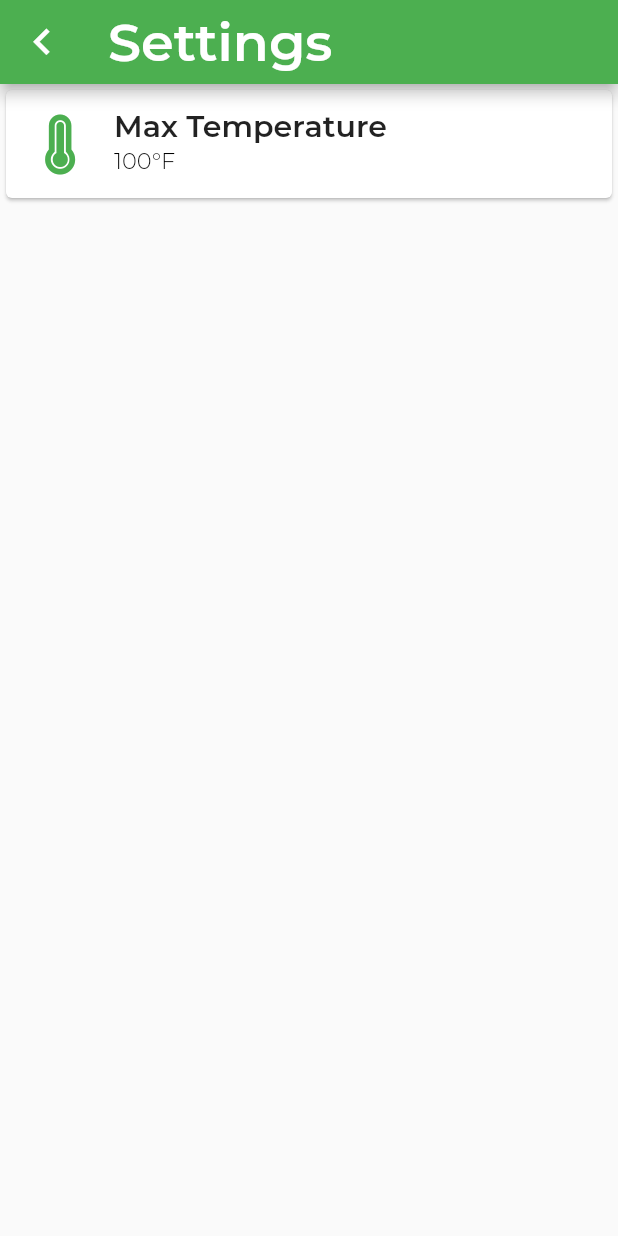
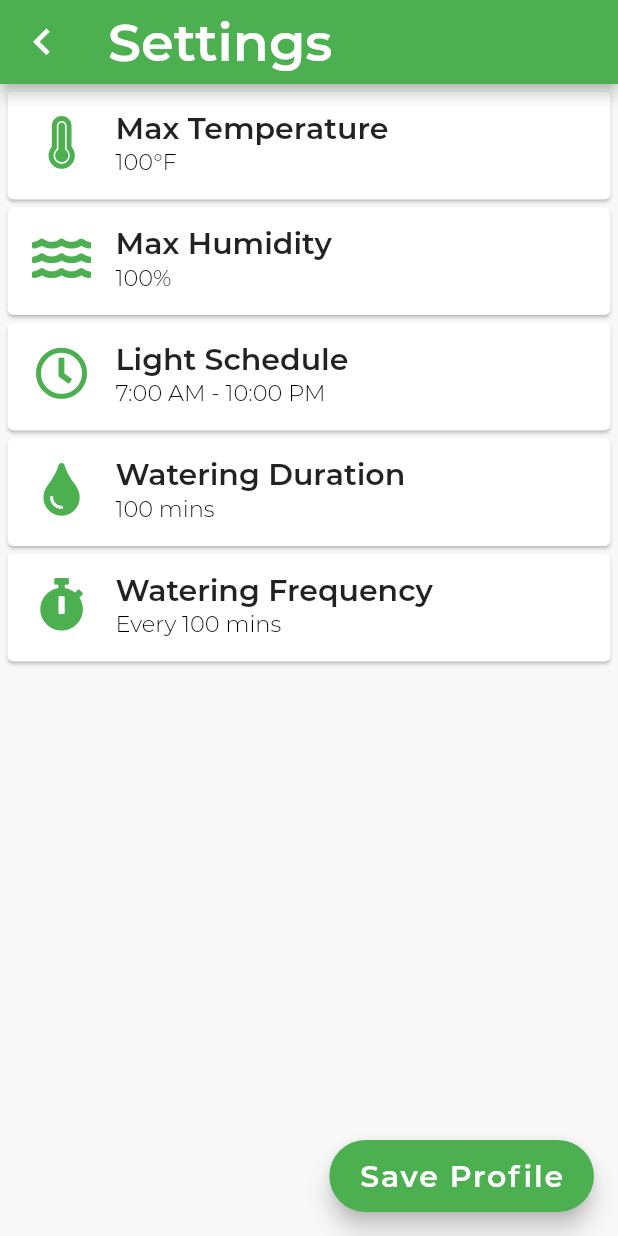
Before and after one commit to Senior-Design-ZotPonics/ZotPonicsMobileAppv3, a Flutter app: the screen it shows after launch, after a tap on the "settings" icon, on a phone screen of 412 x 824 dp. Run offline on Flutter 3.47's test engine with Material 2 defaults, Android fonts, the phone set to English and light mode, and no system bars; our stand-ins replace font_awesome_flutter; project files that could hold a hidden picture were left out.

Commit message:
Reformatted code, made general dialog widget, added more setting items and Save Profile button

```diff
--- a/lib/homePage.dart
+++ b/lib/homePage.dart
@@ -3,9 +3,12 @@ import 'package:font_awesome_flutter/font_awesome_flutter.dart';
 import 'infoCard.dart';
 import 'settingsPage.dart';
 
+///Main page of the app
+
 class HomePage extends StatelessWidget {
   final String _font;
 
+  ///Constructor
   HomePage(this._font);
 
   @override
@@ -14,15 +17,18 @@ class HomePage extends StatelessWidget {
         ///Off-white background
         backgroundColor: const Color(0xFFF8F8F8),
         appBar: PreferredSize(
-          preferredSize: Size.fromHeight(70.0), ///Modifies height of AppBar
+            ///Modifies height of AppBar
+            preferredSize: Size.fromHeight(70.0),
             child: AppBar(
-            title: Text('ZotPonics',
+                title: Text(
+                    'ZotPonics',
                     style: TextStyle(
                         height: 2,
                         fontFamily: _font,
                         fontWeight: FontWeight.w700,
                         fontSize: 40.0,
-                    color: Colors.white)),
+                        color: Colors.white)
+                ),
                 actions: [
                   ///Settings button
                   Padding(
@@ -34,8 +40,9 @@ class HomePage extends StatelessWidget {
                         onPressed: () {
                           ///Go to settings page
                           Navigator.of(context).push(MaterialPageRoute(builder: (context) => SettingsPage(_font)));
-                    },
-                  ))
+                        }
+                      )
+                  )
                 ],
             ),
         ),
@@ -49,6 +56,8 @@ class HomePage extends StatelessWidget {
               InfoCard('ON', 'Lights', Colors.yellow, FontAwesomeIcons.lightbulb),
               InfoCard('6.2 cm', 'Plant Height', Colors.lightGreen, FontAwesomeIcons.leaf),
               InfoCard('17:00', 'Last Watered', Colors.lightBlue, FontAwesomeIcons.clock)
-            ]));
+            ]
+        )
+    );
   }
 }
--- /dev/null
+++ b/lib/saveProfileButton.dart
@@ -0,0 +1,62 @@
+import 'package:flutter/material.dart';
+import 'textWidget.dart';
+import 'inputDialog.dart';
+
+///Display floating save profile button
+
+class SaveProfileButton extends StatefulWidget {
+  final String _font;
+
+  ///Constructor
+  SaveProfileButton(this._font);
+
+  @override
+  State<StatefulWidget> createState() => _SaveProfileButton(_font);
+}
+
+///States allow us to change variables dynamically
+class _SaveProfileButton extends State<SaveProfileButton> {
+  final String _font;
+  String _name;
+
+  ///Constructor
+  _SaveProfileButton(this._font);
+
+  @override
+  Widget build(BuildContext context) {
+    return FloatingActionButton.extended(
+        label: TextWidget(
+            'Save Profile',
+            _font,
+            Colors.white,
+            FontWeight.w600,
+            20.0
+        ),
+        onPressed: () {
+          ///When button pressed, display input dialog
+          showDialog<String>(
+              context: context,
+              barrierDismissible: false,
+              builder: (BuildContext context) {
+                ///String input dialog
+                return InputDialog('Save Profile As', _font, false);
+              }).then((returnName) {
+                if (returnName != null) {
+                  setState(() { _name = returnName; });
+                  ///Show bar on bottom of screen confirming entry
+                  Scaffold.of(context).showSnackBar(
+                      SnackBar(
+                          shape: RoundedRectangleBorder(
+                              borderRadius: BorderRadius.only(topLeft: Radius.circular(10.0), topRight: Radius.circular(10.0))
+                          ),
+                          duration: Duration(seconds: 3),
+                          content: Text('Saved as $_name')
+                      )
+                  );
+                }
+              }
+          );
+        }
+    );
+  }
+}
--- /dev/null
+++ b/lib/settingItem.dart
@@ -0,0 +1,77 @@
+import 'package:flutter/material.dart';
+import 'textWidget.dart';
+import 'inputDialog.dart';
+
+///Display general listing on the settings menu
+
+class SettingItem extends StatefulWidget {
+  final String _title;
+  final String prefix;
+  final String suffix;
+  final IconData _icon;
+  final String _font;
+
+  ///Constructor
+  SettingItem(this._title, this._icon, this._font, {this.prefix = '', this.suffix = ''});
+
+  @override
+  State<StatefulWidget> createState() => _SettingItem(_title, prefix, suffix, _icon, _font);
+}
+
+///States allow us to change variables dynamically
+class _SettingItem extends State<SettingItem> {
+  final String _title;
+  final String _prefix;
+  final String _suffix;
+  final IconData _icon;
+  final String _font;
+
+  String _value = '100';
+
+  ///Constructor
+  _SettingItem(this._title, this._prefix, this._suffix, this._icon, this._font);
+
+  @override
+  Widget build(BuildContext context) {
+    return Card(
+        margin: EdgeInsets.only(top: 5.0, left: 5.0, right: 5.0),
+        child: ListTile(
+            ///Icon
+            leading: Container(
+                height: 35.0,
+                width: 40.0,
+                child: Icon(_icon, color: Colors.green, size: 35.0)
+            ),
+            title: TextWidget(
+                _title,
+                _font,
+                Colors.black87,
+                FontWeight.w600,
+                20.0
+            ),
+            subtitle: TextWidget(
+                _prefix + '$_value' + _suffix,
+                _font,
+                Colors.black,
+                FontWeight.w300,
+                15.0
+            ),
+            onTap: () {
+              ///When setting tapped, display input dialog
+              showDialog<String>(
+                  context: context,
+                  barrierDismissible: false,
+                  builder: (BuildContext context) {
+                    ///Number input dialog
+                    return InputDialog(_title, _font, true, min: 0, max: 100);
+                  }).then((returnValue) {
+                    if (returnValue != null) {
+                      setState(() { _value = returnValue; });
+                    }
+                  }
+              );
+            }
+        )
+    );
+  }
+}
--- a/lib/settingItems.dart
+++ /dev/null
@@ -1,116 +0,0 @@
-import 'package:flutter/material.dart';
-import 'textWidget.dart';
-
-///Display listing on the settings menu
-
-class SettingItem extends StatefulWidget {
-  final String _type;
-  final String _title;
-  final String _subtitle;
-  final IconData _icon;
-  final String _font;
-
-  SettingItem(this._type, this._title, this._subtitle, this._icon, this._font);
-
-  @override
-  State<StatefulWidget> createState() {
-    switch(_type) {
-      case 'Number':
-        return _NumberItem(_title, _subtitle, _icon, _font);
-        break;
-      default:
-        return _NumberItem(_title, _subtitle, _icon, _font);
-        break;
-    }
-  }
-}
-
-class _NumberItem extends State<SettingItem> {
-  ///Allows us to change text dynamically
-  String _title;
-  String _subtitle;
-  IconData _icon;
-  String _font;
-  bool _numberValid = true;
-  String _num = '100';
-
-  _NumberItem(this._title, this._subtitle, this._icon, this._font);
-
-  @override
-  Widget build(BuildContext context) {
-    return Card(
-        child: ListTile(
-            leading: Icon(_icon, color: Colors.green, size: 40.0),
-            title: TextWidget(
-                _title,
-                _font,
-                Colors.black87,
-                FontWeight.w600,
-                20.0),
-            subtitle: TextWidget(
-                '$_num°F',
-                _font,
-                Colors.black,
-                FontWeight.w300,
-                15.0),
-            onTap: () {
-              ///When setting tapped, display input dialog
-              showDialog<String>(
-                  context: context,
-                  barrierDismissible: false,
-                  builder: (BuildContext context) {
-                    return AlertDialog(
-                        titlePadding: EdgeInsets.all(15.0),
-                        contentPadding: EdgeInsets.only(left: 15.0, right: 15.0),
-                        shape: RoundedRectangleBorder(borderRadius: BorderRadius.all(Radius.circular(5.0))),
-                        title: TextWidget(
-                            _title,
-                            _font,
-                            Colors.black87,
-                            FontWeight.w600,
-                            20.0),
-                        ///Input field for number
-                        content: TextField(
-                            keyboardType: TextInputType.number,
-                            //controller: _controller,
-                            decoration: InputDecoration(
-                                border: OutlineInputBorder(),
-                                labelText: 'Enter an integer',
-                                ///Error display currently doesn't work
-                                ///Would require putting dialog in Stateful class, which is a pain
-                                errorText: _numberValid ? null : 'Please enter an integer.'),
-                            ///Input checking
-                            onSubmitted: (String num) {
-                              if (num != null && int.tryParse(num) == null) {
-                                setState(() => _numberValid = false);
-                              } else {
-                                setState(() => _numberValid = true);
-                                Navigator.of(context, rootNavigator: true).pop(num);
-                              }
-                            }),
-                        ///Cancel button
-                        actions: [
-                          FlatButton(
-                            child: TextWidget(
-                                'Cancel',
-                                _font,
-                                Theme.of(context).primaryColor,
-                                FontWeight.w600,
-                                15.0),
-                            onPressed: () {
-                              Navigator.of(context).pop();
-                            },
-                          )
-                        ]
-                        );
-                  }).then((returnNum) {
-                        if (returnNum != null) {
-                          setState(() { _num = returnNum; });
-                        }
-                  }
-              );
-            },
-        )
-    );
-  }
-}
--- a/lib/settingsPage.dart
+++ b/lib/settingsPage.dart
@@ -1,33 +1,51 @@
 import 'package:flutter/material.dart';
 import 'package:font_awesome_flutter/font_awesome_flutter.dart';
 import 'textWidget.dart';
-import 'settingItems.dart';
+import 'settingItem.dart';
+import 'timeSettingItem.dart';
+import 'saveProfileButton.dart';
+
+///Settings page
 
 class SettingsPage extends StatelessWidget {
   final String _font;
 
+  ///Constructor
   SettingsPage(this._font);
 
   @override
   Widget build(BuildContext context) {
     return Scaffold(
+        ///Off-white background
+        backgroundColor: const Color(0xFFF8F8F8),
         appBar: AppBar(
+            ///Back button
             leading: IconButton(
                 icon: Icon(Icons.keyboard_arrow_left, color: Colors.white),
                 iconSize: 35.0,
                 splashColor: Colors.transparent,
-            onPressed: () => Navigator.of(context).pop(), ///Go back to home page
+                ///Go back to home page
+                onPressed: () => Navigator.of(context).pop()
             ),
             title: TextWidget(
                 'Settings',
                 _font,
                 Colors.white,
                 FontWeight.w600,
-              35.0),
+                35.0
+            )
         ),
-        body: ListView(
-            children: <Widget>[
-                SettingItem('Number', 'Max Temperature', '100°F', FontAwesomeIcons.thermometerFull, _font)
-        ]));
+        ///Setting items
+        body: ListView(children: [
+            SettingItem('Max Temperature', FontAwesomeIcons.thermometerFull, _font, suffix: '°F'),
+            SettingItem('Max Humidity', FontAwesomeIcons.water, _font, suffix: '%'),
+            TimeSettingItem('Light Schedule', FontAwesomeIcons.clock, _font),
+            SettingItem('Watering Duration', FontAwesomeIcons.tint, _font, suffix: ' mins'),
+            SettingItem('Watering Frequency', FontAwesomeIcons.stopwatch, _font, prefix: 'Every ', suffix: ' mins')
+        ]),
+        ///Save profile button
+        floatingActionButton: SaveProfileButton(_font),
+        floatingActionButtonLocation: FloatingActionButtonLocation.endFloat
+    );
   }
 }
--- a/lib/textWidget.dart
+++ b/lib/textWidget.dart
@@ -9,15 +9,19 @@ class TextWidget extends StatelessWidget {
   final FontWeight _weight;
   final double _size;
 
-  TextWidget(this._text, this._font, this._color, this._weight, this._size); ///Constructor
+  ///Constructor
+  TextWidget(this._text, this._font, this._color, this._weight, this._size);
 
   @override
   Widget build(BuildContext context) {
-    return Text(_text,
+    return Text(
+        _text,
         style: TextStyle(
             fontFamily: _font,
+            color: _color,
             fontWeight: _weight,
-            fontSize: _size,
-            color: _color));
+            fontSize: _size
+        )
+    );
   }
 }
--- /dev/null
+++ b/lib/timeSettingItem.dart
@@ -0,0 +1,79 @@
+import 'package:flutter/material.dart';
+import 'textWidget.dart';
+
+///Display time setting listing on the settings menu
+
+class TimeSettingItem extends StatefulWidget {
+  final String _title;
+  final IconData _icon;
+  final String _font;
+
+  ///Constructor
+  TimeSettingItem(this._title, this._icon, this._font);
+
+  @override
+  State<StatefulWidget> createState() => _TimeSettingItem(_title, _icon, _font);
+}
+
+///States allow us to change variables dynamically
+class _TimeSettingItem extends State<TimeSettingItem> {
+  final String _title;
+  final IconData _icon;
+  final String _font;
+
+  TimeOfDay _timeStart = TimeOfDay(hour: 7, minute: 0);
+  TimeOfDay _timeEnd = TimeOfDay(hour: 22, minute: 0);
+
+  ///Constructor
+  _TimeSettingItem(this._title, this._icon, this._font);
+
+  @override
+  Widget build(BuildContext context) {
+    return Card(
+        margin: EdgeInsets.only(top: 5.0, left: 5.0, right: 5.0),
+        child: ListTile(
+            ///Icon
+            leading: Container(
+                height: 35.0,
+                width: 40.0,
+                child: Icon(_icon, color: Colors.green, size: 35.0)
+            ),
+            title: TextWidget(
+                _title,
+                _font,
+                Colors.black87,
+                FontWeight.w600,
+                20.0
+            ),
+            subtitle: TextWidget(
+                '${_timeStart.format(context)} - ${_timeEnd.format(context)}',
+                _font,
+                Colors.black,
+                FontWeight.w300,
+                15.0
+            ),
+            onTap: () {
+              ///When setting tapped, display start time input dialog
+              showTimePicker(
+                  context: context,
+                  initialTime: _timeStart
+              ).then((returnTime) {
+                  if (returnTime != null) {
+                    setState(() { _timeStart = returnTime; });
+
+                    ///After start time inputted, display end time input dialog
+                    showTimePicker(
+                        context: context,
+                        initialTime: _timeEnd
+                    ).then((returnTime) {
+                        if (returnTime != null) {
+                          setState(() { _timeEnd = returnTime; });
+                        }
+                    });
+                  }
+              });
+            }
+        )
+    );
+  }
+}
```
Also changed, not shown: lib/infoCard.dart (+28 -21 lines), lib/inputDialog.dart (added, +121 -0 lines), lib/main.dart (+4 -12 lines). Lines whose indentation alone changed are shown as unchanged.
